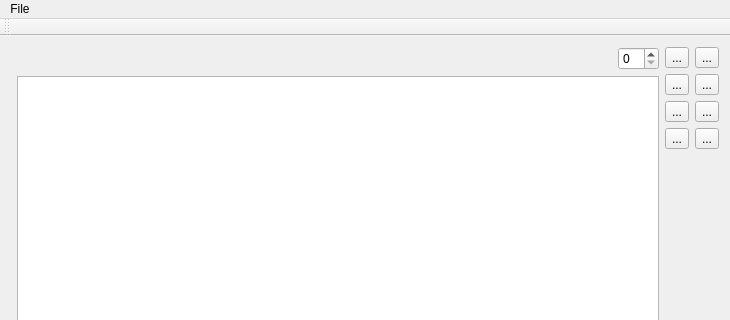
Above: mainwindow.ui from mcFrax/noteclick before the change; both pictures show x 0 to 730 and y 0 to 320 of the 730 by 468 pixel window. Below: the same form after it.
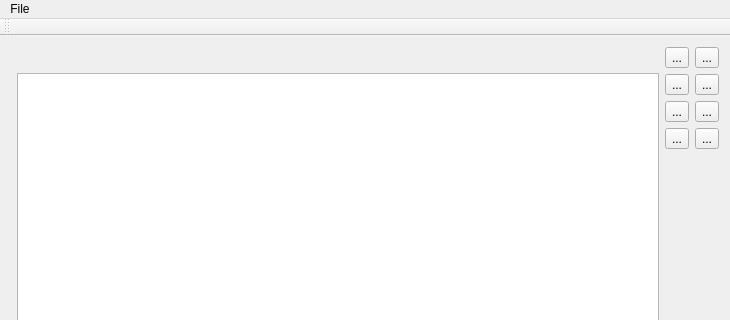
That is the form after the change. Custom widgets are drawn as their Qt base class.

Commit message: omg zauważylem że mam coś do zrobienia.. xD

The edit to the form file:
```diff
--- a/mainwindow.ui
+++ b/mainwindow.ui
@@ -35,9 +35,6 @@
           </property>
          </spacer>
         </item>
-        <item row="0" column="2">
-         <widget class="QSpinBox" name="systemSpinBox"/>
-        </item>
         <item row="0" column="1">
          <widget class="SpinBoxNamespace::SpinBox" name="properSpinBox" native="true"/>
         </item>
```
